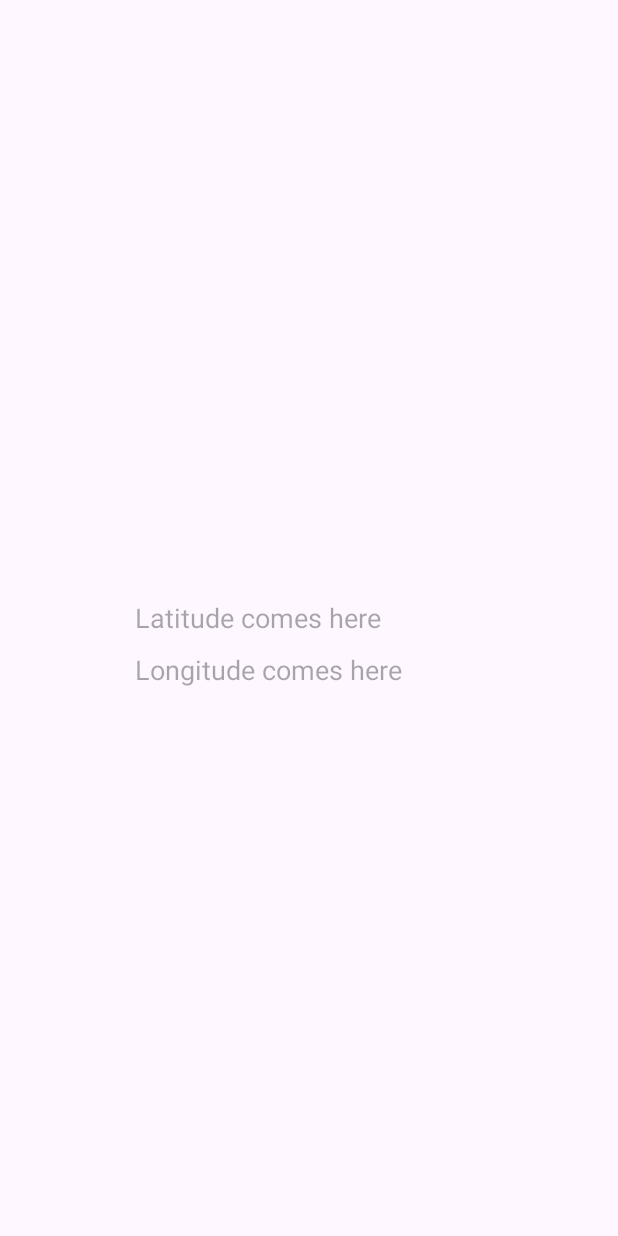
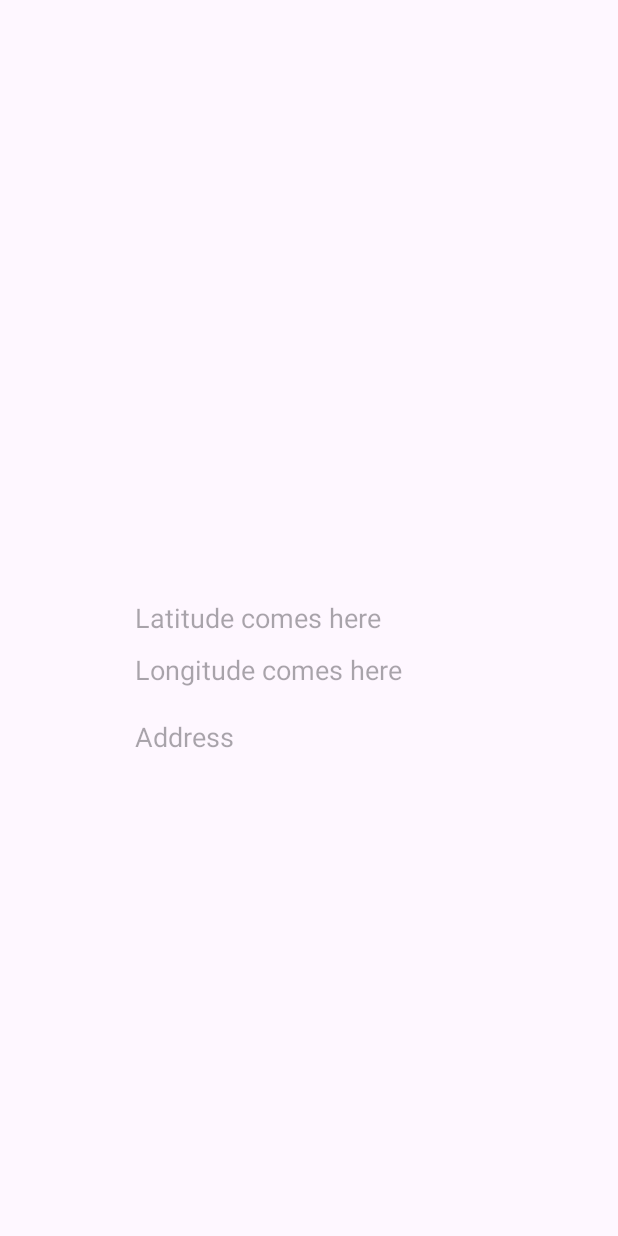
Before and after one commit to Royalaviation18/Weathernaut, an Android app: the screen it shows after launch (MainActivity), on a phone screen of 412 x 824 dp. Run offline under Robolectric (Android 15) with nearby library versions, the phone set to English and light mode, and no system bars; 1 statement that could not run was skipped.

Commit message:
Address fetched using longitude and latitude

```diff
--- a/app/src/main/res/layout/activity_main.xml
+++ b/app/src/main/res/layout/activity_main.xml
@@ -26,5 +26,16 @@
         android:layout_centerVertical="true"
         android:layout_marginLeft="90dp"/>
 
+    <TextView
+        android:id="@+id/tvAddress"
+        android:layout_width="wrap_content"
+        android:layout_height="wrap_content"
+        android:hint="Address"
+        android:layout_below="@id/tvLongi"
+        android:layout_marginLeft="90dp"
+        android:layout_marginTop="20dp"
+        android:textSize="18sp"
+        />
+
 
 </RelativeLayout>
```
Also changed, not shown: app/src/main/java/com/example/weathernaut/MainActivity.kt (+15 -0 lines).
